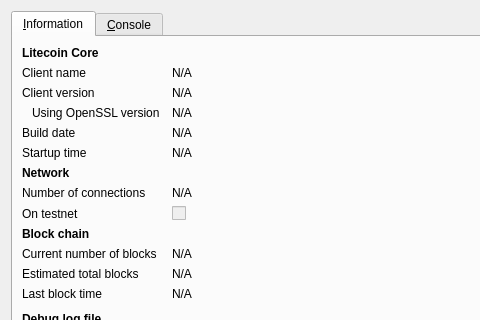
ShardScape/ShardScrypt, file src/qt/forms/rpcconsole.ui: the form before one commit; both pictures show x 0 to 480 and y 0 to 320 of the 740 by 450 pixel window.
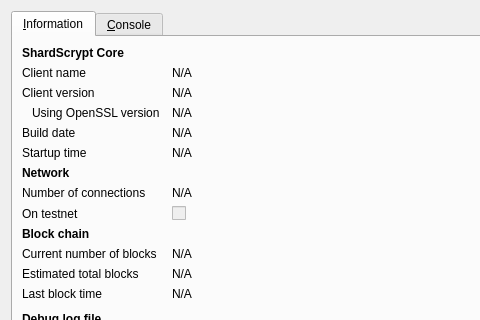
The form after the commit. Icons and pictures are not drawn.

```diff
--- a/src/qt/forms/rpcconsole.ui
+++ b/src/qt/forms/rpcconsole.ui
@@ -36,7 +36,7 @@
           </font>
          </property>
          <property name="text">
-          <string>Litecoin Core</string>
+          <string>ShardScrypt Core</string>
          </property>
         </widget>
        </item>
```
Left out of the diff: 6 changed lines with no effect on the pictures.
